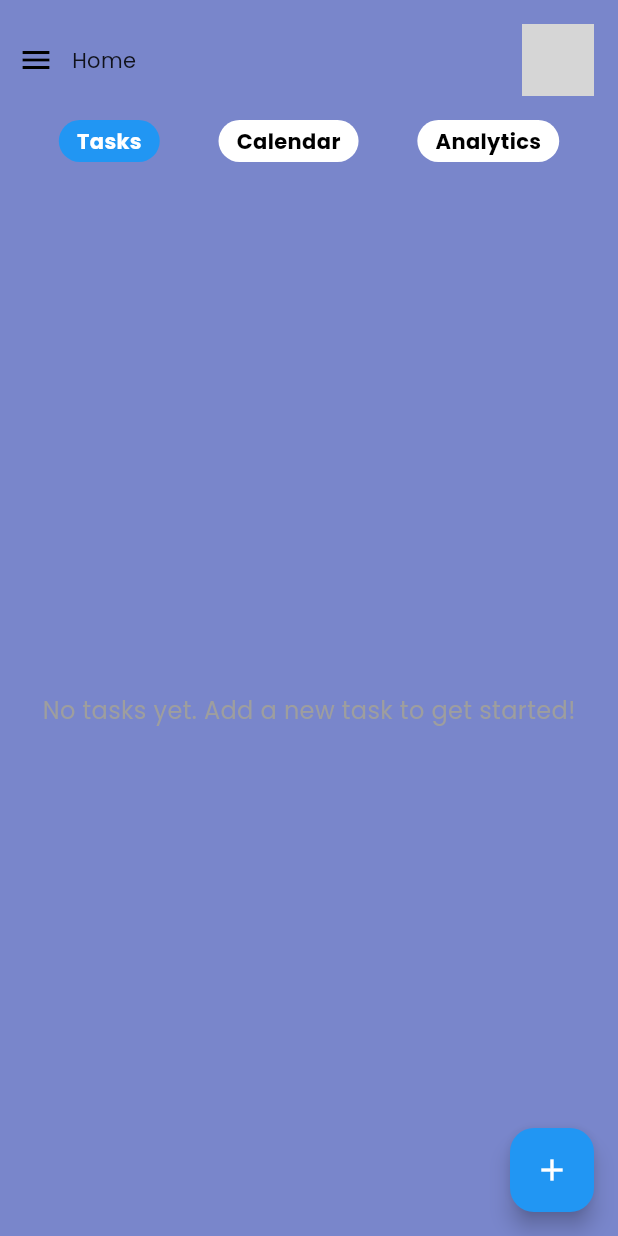
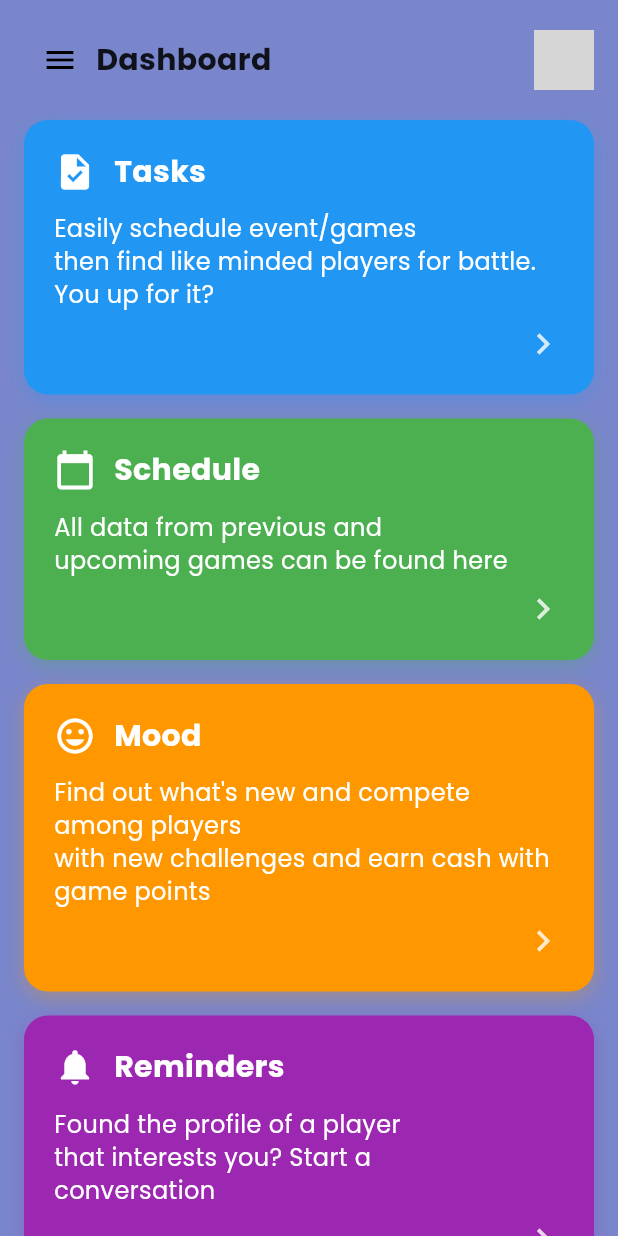
Before and after one commit to harriscr7/softec-app-dev, a Flutter app: the screen it shows once a user with an empty profile is signed in, on a phone screen of 412 x 824 dp. Run offline on Flutter 3.47's test engine with Material 3 defaults, Android fonts, the phone set to English and light mode, and no system bars; drawn by our look-alikes of hidden_drawer_menu; our stand-ins replace cloud_firestore, firebase_auth, firebase_core, firebase_messaging, flutter_local_notifications, google_fonts and 1 more; accounts and stored records are empty; network calls fail; grey boxes are pictures that could not be loaded.

Commit message:
Added dashboard

```diff
--- a/lib/screens/home_screen.dart
+++ b/lib/screens/home_screen.dart
@@ -3,12 +3,15 @@ import 'package:hidden_drawer_menu/controllers/simple_hidden_drawer_controller.d
 import 'package:provider/provider.dart';
 import 'package:softec_project/providers/user_provider.dart';
 import 'package:softec_project/screens/add_new_task_screen.dart';
-import 'package:softec_project/screens/chat_screen.dart';
-import 'package:softec_project/screens/task_builder.dart';
+import 'package:softec_project/screens/task_screen.dart';
 import 'package:softec_project/theme/theme.dart';
 import 'package:softec_project/providers/task_provider.dart';
 import 'package:softec_project/providers/auth_provider.dart';
-import 'package:intl/intl.dart';
+import 'package:softec_project/screens/task_builder.dart';
+import 'package:softec_project/screens/calendar_screen.dart';
+import 'package:softec_project/screens/mood_screen.dart';
+import 'package:softec_project/screens/reminders_screen.dart';
+import 'package:softec_project/screens/summaries_screen.dart';
 
 class HomePage extends StatefulWidget {
   const HomePage({super.key});
@@ -18,13 +21,11 @@ class HomePage extends StatefulWidget {
 }
 
 class _HomePageState extends State<HomePage> {
-  int _selectedIndex = 0;
   final String randomAvatarUrl = 'https://i.pravatar.cc/300';
 
   @override
   void initState() {
     super.initState();
-    // Fetch tasks when the screen loads
     WidgetsBinding.instance.addPostFrameCallback((_) {
       final uid = Provider.of<AuthProvider>(context, listen: false).user?.uid;
       if (uid != null) {
@@ -35,8 +36,6 @@ class _HomePageState extends State<HomePage> {
 
   @override
   Widget build(BuildContext context) {
-    final userProvider = Provider.of<UserProvider>(context);
-    final user = userProvider.user;
     final theme = Theme.of(context);
 
     return Scaffold(
@@ -45,9 +44,8 @@ class _HomePageState extends State<HomePage> {
         child: Column(
           children: [
             Padding(
-              padding: const EdgeInsets.fromLTRB(0, 16, 16, 0),
+              padding: const EdgeInsets.fromLTRB(16, 16, 16, 0),
               child: Row(
-                mainAxisAlignment: MainAxisAlignment.start,
                 children: [
                   IconButton(
                     icon: const Icon(Icons.menu),
@@ -55,97 +53,183 @@ class _HomePageState extends State<HomePage> {
                       SimpleHiddenDrawerController.of(context).toggle();
                     },
                   ),
-                  const Text("Home"),
+                  const Text(
+                    "Dashboard",
+                    style: TextStyle(fontSize: 20, fontWeight: FontWeight.bold),
+                  ),
                   const Spacer(),
                   CircleAvatar(
                     backgroundImage: NetworkImage(randomAvatarUrl),
-                    radius: 24,
+                    radius: 20,
                   ),
                 ],
               ),
             ),
-            Container(
-              padding: const EdgeInsets.symmetric(vertical: 16),
-              child: Row(
-                mainAxisAlignment: MainAxisAlignment.spaceEvenly,
-                children: [
-                  _buildNavButton(0, 'Tasks', theme),
-                  _buildNavButton(1, 'Calendar', theme),
-                  _buildNavButton(2, 'Analytics', theme),
-                ],
+            Expanded(
+              child: SingleChildScrollView(
+                padding: const EdgeInsets.all(16),
+                child: Column(
+                  children: [
+                    // Tasks Container
+                    _buildDashboardCard(
+                      context,
+                      title: "Tasks",
+                      description:
+                          "Easily schedule event/games\nthen find like minded players for battle. You up for it?",
+                      icon: Icons.task,
+                      color: Colors.blue,
+                    ),
+
+                    const SizedBox(height: 16),
+
+                    // Schedule Container
+                    _buildDashboardCard(
+                      context,
+                      title: "Schedule",
+                      description:
+                          "All data from previous and\nupcoming games can be found here",
+                      icon: Icons.calendar_today,
+                      color: Colors.green,
+                    ),
+
+                    const SizedBox(height: 16),
+
+                    // Mood Container
+                    _buildDashboardCard(
+                      context,
+                      title: "Mood",
+                      description:
+                          "Find out what's new and compete among players\nwith new challenges and earn cash with game points",
+                      icon: Icons.mood,
+                      color: Colors.orange,
+                    ),
+
+                    const SizedBox(height: 16),
+
+                    // Reminders Container
+                    _buildDashboardCard(
+                      context,
+                      title: "Reminders",
+                      description:
+                          "Found the profile of a player\nthat interests you? Start a\nconversation",
+                      icon: Icons.notifications,
+                      color: Colors.purple,
+                    ),
+
+                    const SizedBox(height: 16),
+
+                    // Summaries Container
+                    _buildDashboardCard(
+                      context,
+                      title: "Summaries",
+                      description: "View your task summaries",
+                      icon: Icons.summarize,
+                      color: Colors.teal,
+                    ),
+                  ],
+                ),
               ),
             ),
-            Expanded(child: _buildSelectedScreen()),
           ],
-        ),
-      ),
-      floatingActionButton: FloatingActionButton(
-        onPressed: () {
-          Navigator.push(
-            context,
-            MaterialPageRoute(builder: (context) => const AddTaskScreen()),
-          );
-        },
-        backgroundColor: theme.colorScheme.primary,
-        child: Icon(Icons.add, color: theme.colorScheme.onPrimary),
-      ),
-    );
-  }
-
-  Widget _buildNavButton(int index, String title, ThemeData theme) {
-    final isSelected = _selectedIndex == index;
-
-    return GestureDetector(
-      onTap: () {
-        setState(() {
-          _selectedIndex = index;
-        });
-      },
-      child: Container(
-        padding: const EdgeInsets.symmetric(horizontal: 12, vertical: 4),
-        decoration: BoxDecoration(
-          color:
-              isSelected
-                  ? theme.colorScheme.primary
-                  : theme.colorScheme.surface,
-          borderRadius: BorderRadius.circular(24),
-        ),
-        child: Text(
-          title,
-          style: TextStyle(
-            color:
-                isSelected
-                    ? theme.colorScheme.onPrimary
-                    : theme.colorScheme.onSurface,
-            fontWeight: FontWeight.bold,
-          ),
         ),
       ),
     );
   }
 
-  Widget _buildSelectedScreen() {
-    switch (_selectedIndex) {
-      case 0:
-        return buildTasksList(context);
-      case 1:
-        return _buildCalendarView();
-      case 2:
-        return _buildAnalyticsView();
-      default:
-        return buildTasksList(context);
-    }
-  }
-
-  Widget _buildCalendarView() {
-    return const Center(
-      child: Text('Calendar View Coming Soon', style: TextStyle(fontSize: 16)),
-    );
-  }
-
-  Widget _buildAnalyticsView() {
-    return const Center(
-      child: Text('Analytics View Coming Soon', style: TextStyle(fontSize: 16)),
+  Widget _buildDashboardCard(
+    BuildContext context, {
+    required String title,
+    required String description,
+    required IconData icon,
+    required Color color,
+  }) {
+    return GestureDetector(
+      onTap: () {
+        switch (title.toLowerCase()) {
+          case 'tasks':
+            Navigator.push(
+              context,
+              MaterialPageRoute(builder: (context) => TaskScreen()),
+            );
+            break;
+          case 'schedule':
+            Navigator.push(
+              context,
+              MaterialPageRoute(builder: (context) => const CalendarScreen()),
+            );
+            break;
+          case 'mood':
+            Navigator.push(
+              context,
+              MaterialPageRoute(builder: (context) => const MoodScreen()),
+            );
+            break;
+          case 'reminders':
+            Navigator.push(
+              context,
+              MaterialPageRoute(builder: (context) => const RemindersScreen()),
+            );
+            break;
+          case 'summaries':
+            Navigator.push(
+              context,
+              MaterialPageRoute(builder: (context) => const SummariesScreen()),
+            );
+            break;
+        }
+      },
+      child: Container(
+        width: double.infinity,
+        padding: const EdgeInsets.all(20),
+        decoration: BoxDecoration(
+          color: color,
+          borderRadius: BorderRadius.circular(16),
+          boxShadow: [
+            BoxShadow(
+              color: color.withOpacity(0.3),
+              blurRadius: 10,
+              offset: const Offset(0, 4),
+            ),
+          ],
+        ),
+        child: Column(
+          crossAxisAlignment: CrossAxisAlignment.start,
+          children: [
+            Row(
+              children: [
+                Icon(icon, size: 28, color: Colors.white),
+                const SizedBox(width: 12),
+                Text(
+                  title,
+                  style: const TextStyle(
+                    fontSize: 20,
+                    fontWeight: FontWeight.bold,
+                    color: Colors.white,
+                  ),
+                ),
+              ],
+            ),
+            const SizedBox(height: 12),
+            Text(
+              description,
+              style: const TextStyle(
+                fontSize: 16,
+                height: 1.4,
+                color: Colors.white,
+              ),
+            ),
+            const SizedBox(height: 8),
+            Align(
+              alignment: Alignment.centerRight,
+              child: Icon(
+                Icons.chevron_right,
+                color: Colors.white.withOpacity(0.8),
+                size: 28,
+              ),
+            ),
+          ],
+        ),
+      ),
     );
   }
 }
```
Also changed, not shown: lib/screens/calendar_screen.dart (added, +17 -0 lines), lib/screens/mood_screen.dart (added, +17 -0 lines), lib/screens/reminders_screen.dart (added, +17 -0 lines), lib/screens/summaries_screen.dart (added, +13 -0 lines), lib/screens/task_screen.dart (added, +246 -0 lines).
